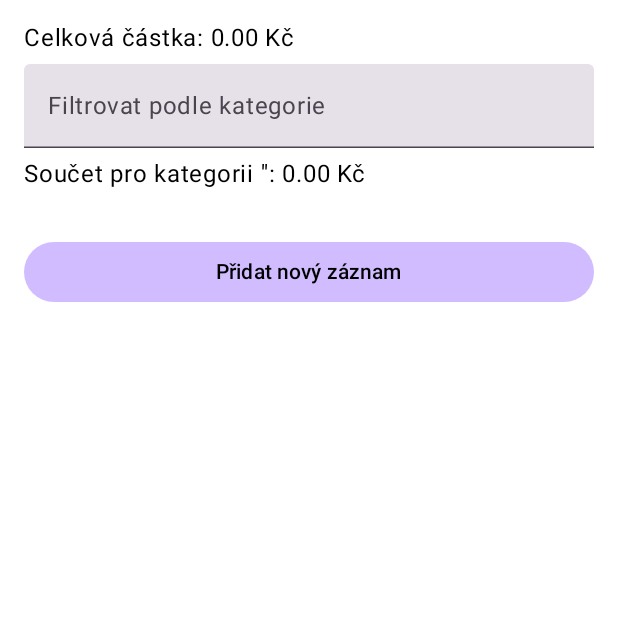
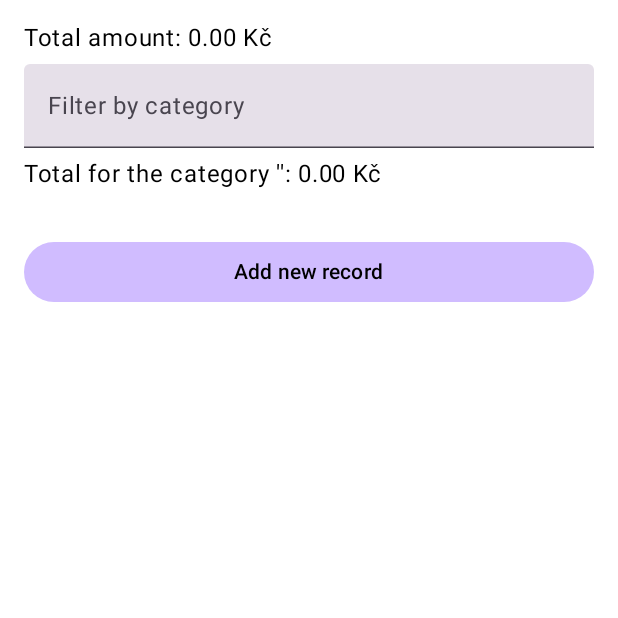
Before and after one commit to KrupcaO/ExpenseTracker, an Android app built with Jetpack Compose: the ExpenseListScreen screen opened through its navigation route, on a phone screen of 412 x 824 dp, the top half of it. Run offline under Robolectric (Android 15) with nearby library versions, the phone set to English and light mode, and no system bars; our stand-ins replace Room's generated code.

Commit message:
Upravy aplikace, texty atd.

```diff
--- a/app/build.gradle.kts
+++ b/app/build.gradle.kts
@@ -55,7 +55,11 @@ dependencies {
     implementation("com.google.android.material:material:1.12.0")
     implementation("androidx.navigation:navigation-compose:2.5.3")
 
-    // Přidané závislosti
+    implementation("com.squareup.retrofit2:retrofit:2.9.0")
+    implementation("com.squareup.retrofit2:converter-gson:2.9.0")
+    implementation("com.google.code.gson:gson:2.10.1")
+    implementation("androidx.lifecycle:lifecycle-viewmodel-ktx:2.6.2")
+    implementation("androidx.lifecycle:lifecycle-runtime-ktx:2.6.2")
     implementation("androidx.lifecycle:lifecycle-viewmodel-compose:2.8.7")
     implementation("org.jetbrains.kotlinx:kotlinx-coroutines-core:1.6.0")
     implementation(libs.androidx.runtime.livedata)
--- a/app/src/main/java/com/example/expensetracker/screens/ExpenseListScreen.kt
+++ b/app/src/main/java/com/example/expensetracker/screens/ExpenseListScreen.kt
@@ -34,7 +34,7 @@ fun ExpenseListScreen(homeViewModel: HomeViewModel, navController: NavController
             verticalArrangement = Arrangement.spacedBy(8.dp)
         ) {
             Text(
-                text = "Celková částka: ${"%.2f".format(totalAmount)} Kč",
+                text = "Total amount: ${"%.2f".format(totalAmount)} Kč",
                 style = MaterialTheme.typography.bodyLarge,
                 color = MaterialTheme.colorScheme.onSurface
             )
@@ -42,12 +42,12 @@ fun ExpenseListScreen(homeViewModel: HomeViewModel, navController: NavController
             TextField(
                 value = filterText,
                 onValueChange = { filterText = it },
-                label = { Text("Filtrovat podle kategorie") },
+                label = { Text("Filter by category") },
                 modifier = Modifier.fillMaxWidth()
             )
 
             Text(
-                text = "Součet pro kategorii '${filterText}': ${"%.2f".format(totalAmountByCategory)} Kč",
+                text = "Total for the category '${filterText}': ${"%.2f".format(totalAmountByCategory)} Kč",
                 style = MaterialTheme.typography.bodyLarge,
                 color = MaterialTheme.colorScheme.onSurface
             )
@@ -64,7 +64,7 @@ fun ExpenseListScreen(homeViewModel: HomeViewModel, navController: NavController
                 onClick = { navController.navigate("addExpense") },
                 modifier = Modifier.fillMaxWidth()
             ) {
-                Text("Přidat nový záznam")
+                Text("Add new record")
             }
         }
     }
@@ -83,8 +83,8 @@ fun ExpenseItem(expense: Expense, navController: NavController) {
             horizontalArrangement = Arrangement.SpaceBetween
         ) {
             Column {
-                Text("Částka: ${"%.2f".format(expense.amount)} Kč", color = MaterialTheme.colorScheme.onSurface)
-                Text("Kategorie: ${expense.category}", color = MaterialTheme.colorScheme.onSurface)
+                Text("Amount: ${"%.2f".format(expense.amount)} Kč", color = MaterialTheme.colorScheme.onSurface)
+                Text("Category: ${expense.category}", color = MaterialTheme.colorScheme.onSurface)
             }
             // Tlačítko pro úpravu záznamu
             Button(
@@ -94,7 +94,7 @@ fun ExpenseItem(expense: Expense, navController: NavController) {
                     contentColor = MaterialTheme.colorScheme.onPrimary
                 )
             ) {
-                Text("Upravit")
+                Text("Edit")
             }
         }
     }
--- a/app/src/main/java/com/example/expensetracker/screens/HomeScreen.kt
+++ b/app/src/main/java/com/example/expensetracker/screens/HomeScreen.kt
@@ -25,7 +25,7 @@ fun HomeScreen(navController: NavController) {
                 .padding(16.dp)
         ) {
             Text(
-                text = if (ThemeState.isDarkTheme.value) "Světlý režim" else "Tmavý režim",
+                text = if (ThemeState.isDarkTheme.value) "Light mode" else "Dark mode",
                 color = MaterialTheme.colorScheme.onPrimary
             )
         }
@@ -39,7 +39,7 @@ fun HomeScreen(navController: NavController) {
             horizontalAlignment = Alignment.CenterHorizontally
         ) {
             Text(
-                text = "Vítejte v aplikaci Expense Tracker!",
+                text = "Welcome to Expense Tracker!",
                 color = MaterialTheme.colorScheme.onSurface
             )
 
@@ -50,7 +50,7 @@ fun HomeScreen(navController: NavController) {
                 onClick = { navController.navigate("addExpense") },
                 modifier = Modifier.fillMaxWidth()
             ) {
-                Text("Přidat nový záznam")
+                Text("Add new item")
             }
 
             Spacer(modifier = Modifier.height(8.dp))
@@ -60,7 +60,7 @@ fun HomeScreen(navController: NavController) {
                 onClick = { navController.navigate("expenseList") },
                 modifier = Modifier.fillMaxWidth()
             ) {
-                Text("Zobrazit seznam výdajů")
+                Text("View list of expenses")
             }
         }
     }
```
Also changed, not shown: app/src/main/java/com/example/expensetracker/screens/AddExpenseScreen.kt (+7 -7 lines), app/src/main/java/com/example/expensetracker/screens/EditExpenseScreen.kt (+8 -8 lines), app/src/main/java/com/example/expensetracker/viewmodel/HomeViewModel.kt (line endings or trailing spaces).
